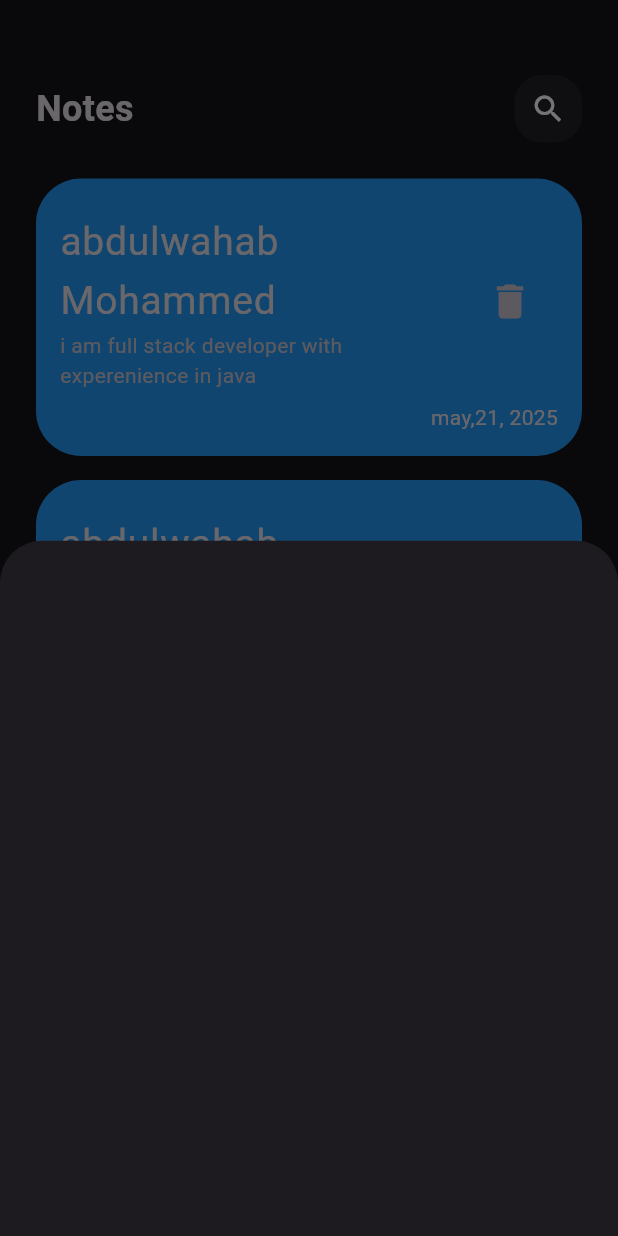
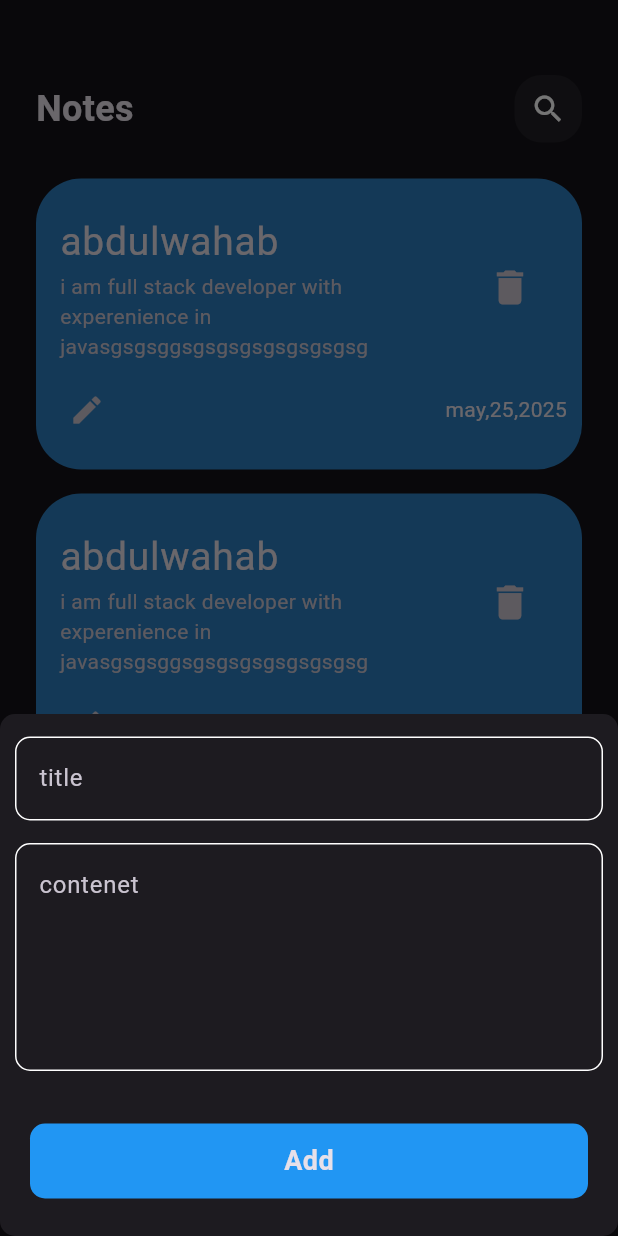
Before and after one commit to Abdal-wahab-dev/notes_app, a Flutter app: the screen it shows after launch, after a tap on the "add" icon, on a phone screen of 412 x 824 dp. Run offline on Flutter 3.47's test engine with Material 3 defaults, Android fonts, the phone set to English and light mode, and no system bars.

Commit message:
done notes Ui

```diff
--- a/lib/main.dart
+++ b/lib/main.dart
@@ -12,6 +12,7 @@ class notes_app extends StatelessWidget {
   @override
   Widget build(BuildContext context) {
     return MaterialApp(
+      showSemanticsDebugger: false,
       theme: ThemeData.dark(),
       home: const NotesViews(),
     );
--- a/lib/views/notes_views.dart
+++ b/lib/views/notes_views.dart
@@ -1,5 +1,6 @@
 import 'package:flutter/material.dart';
 import 'package:note_app/main.dart';
+import 'package:note_app/views/widget/NotesTextFailed.dart';
 import 'package:note_app/views/widget/notes_body.dart';
 
 class NotesViews extends StatelessWidget {
@@ -8,12 +9,19 @@ class NotesViews extends StatelessWidget {
   @override
   Widget build(BuildContext context) {
     return Scaffold(
-      floatingActionButton: FloatingActionButton(onPressed: (){
-        showModalBottomSheet(context: context, builder: (context){
-          return AddNotes();
+      floatingActionButton: FloatingActionButton
+       (
+        backgroundColor: Colors.white,
+        onPressed: (){
+        showModalBottomSheet(
+          shape: RoundedRectangleBorder(
+            borderRadius: BorderRadius.circular(10)
+          ),
+          context: context, builder: (context){
+          return const AddNotes();
         });
       },
-       child: const Icon(Icons.add),),
+       child: const Icon(Icons.add,color: Colors.black,),),
       body: const NotesBody()
     );
 
@@ -24,6 +32,44 @@ class AddNotes extends StatelessWidget {
 
   @override
   Widget build(BuildContext context) {
-    return Container();
+    return const Padding(
+      padding:  EdgeInsets.symmetric(horizontal: 10,vertical: 15),
+      child: SingleChildScrollView(
+        child: Column(
+
+          children: [
+            TextFailedNotes(
+            hint:   "title"
+            ),
+            SizedBox(height: 15,),
+            TextFailedNotes(hint: "contenet",maxline: 5,),
+            SizedBox(height: 25,),
+            CustomBotton()
+          ],
+        ),
+      ),
+    );
+}}
+
+
+class CustomBotton extends StatelessWidget {
+  const CustomBotton({super.key});
+
+  @override
+  Widget build(BuildContext context) {
+    return Container(
+      margin: const EdgeInsets.all(10),
+      width: MediaQuery.of(context).size.width,
+      height: 50,
+      decoration: BoxDecoration(
+        color: Colors.blue,
+        borderRadius: BorderRadius.circular(10),
+      ),
+      child: const Center(
+        child: Text("Add",
+        style: TextStyle(fontWeight: FontWeight.bold,fontSize: 18.0),
+        ),
+      ),
+    );
   }
 }
--- /dev/null
+++ b/lib/views/widget/NotesTextFailed.dart
@@ -0,0 +1,27 @@
+import 'package:flutter/material.dart';
+
+class TextFailedNotes extends StatelessWidget {
+  const TextFailedNotes({super.key, required this.hint,  this.maxline=1});
+ final String hint;
+ final int maxline;
+  @override
+  Widget build(BuildContext context) {
+    return  TextField(
+      maxLines: maxline,
+      decoration: InputDecoration(
+      hintText: hint,
+      enabledBorder:buildBorder(),
+        border: buildBorder(),
+        focusedBorder: buildBorder(),
+      ),
+    );
+  }
+  OutlineInputBorder buildBorder(){
+    return OutlineInputBorder(
+      borderRadius: BorderRadius.circular(10),
+      borderSide: const BorderSide(
+        color: Colors.white
+      )
+    );
+  }
+}
--- a/lib/views/widget/nodeItems.dart
+++ b/lib/views/widget/nodeItems.dart
@@ -1,4 +1,5 @@
 import 'package:flutter/material.dart';
+import 'package:note_app/views/widget/edite_node_body.dart';
 
 
 class notesItem extends StatelessWidget {
@@ -9,20 +10,31 @@ class notesItem extends StatelessWidget {
     return Container(
       padding: EdgeInsets.only(top: 15,bottom: 16),
       decoration: BoxDecoration(
-        color: Colors.blue,
+        color: Color.fromARGB(255, 43, 124, 190),
         borderRadius: BorderRadius.circular(30)
       ),
       child: Column(
        crossAxisAlignment: CrossAxisAlignment.end,
         children: [
           ListTile(
-            title: Text("abdulwahab Mohammed",style: TextStyle(fontSize: 26),),
-            subtitle: Text("i am full stack developer with experenience in java"),
-            trailing: IconButton(onPressed: (){}, icon: Icon(Icons.delete,size: 30.0,)),
+            title: Text("abdulwahab ",style: TextStyle(fontSize: 26),),
+            subtitle: Text("i am full stack developer with experenience in javasgsgsggsgsgsgsgsgsgsgsg "),
+            trailing:
+                IconButton(onPressed: (){}, icon: Icon(Icons.delete,size: 30.0,)),
+
           ),
-           Padding(
-             padding: const EdgeInsets.only( right: 16.0),
-             child: Text("may,21, 2025",),
+           Row(
+            children: [
+               Padding(
+                 padding: const EdgeInsets.only(left: 10),
+                 child: IconButton(onPressed: (){
+                  Navigator.of(context).push(MaterialPageRoute(builder: (context)=>EditeNodeBody()));
+                 }, icon: Icon(Icons.edit)),
+               ),
+               Spacer(),
+               Text("may,25,2025"),
+               SizedBox(width: 10,)
+            ],
            )
            ],
       ),
--- a/lib/views/widget/notes_appbar.dart
+++ b/lib/views/widget/notes_appbar.dart
@@ -2,13 +2,14 @@ import 'package:flutter/material.dart';
 import 'package:flutter/widgets.dart';
 
 class NotesAppbar extends StatelessWidget {
-  const NotesAppbar({super.key});
-
+  const NotesAppbar({super.key, required this.title, required this.icon});
+ final String title;
+ final IconData icon;
   @override
   Widget build(BuildContext context) {
     return  Row(
       children: [
-        Text("Notes",style: TextStyle(fontSize: 24.0,fontWeight: FontWeight.bold),),
+        Text("$title",style: TextStyle(fontSize: 24.0,fontWeight: FontWeight.bold),),
         Spacer(),
         Container(
           width: 45.0,
@@ -18,7 +19,7 @@ class NotesAppbar extends StatelessWidget {
             borderRadius: BorderRadius.circular(18)
           ),
           child: Center(
-            child: Icon(Icons.search),
+            child: Icon(icon),
           ),
         )
 
--- a/lib/views/widget/notes_body.dart
+++ b/lib/views/widget/notes_body.dart
@@ -14,7 +14,7 @@ class NotesBody extends StatelessWidget {
 
          children:   [
        SizedBox(height: 50.0,),
-      NotesAppbar(),
+      NotesAppbar(title: "Notes",icon: Icons.search,),
       Expanded(child: notesListView())
          ],
       ),
@@ -33,7 +33,7 @@ class notesListView extends StatelessWidget {
         itemBuilder: (context,index){
         return Padding(
           padding: const EdgeInsets.symmetric(vertical:  8.0),
-          child: const notesItem(),
+          child: notesItem(),
         );
       }),
     );
--- a/pubspec.yaml
+++ b/pubspec.yaml
@@ -35,11 +35,14 @@ dependencies:
   # The following adds the Cupertino Icons font to your application.
   # Use with the CupertinoIcons class for iOS style icons.
   cupertino_icons: ^1.0.6
+  hive_flutter: ^1.1.0
+  hive: ^2.2.3
 
 dev_dependencies:
   flutter_test:
     sdk: flutter
-
+  hive_generator: ^2.0.0
+  build_runner: ^2.3.2
   # The "flutter_lints" package below contains a set of recommended lints to
   # encourage good coding practices. The lint set provided by the package is
   # activated in the `analysis_options.yaml` file located at the root of your
```
Also changed, not shown: lib/models/notes_model.dart (added, +15 -0 lines), lib/views/edite_nodes_veiw.dart (added, +13 -0 lines), lib/views/widget/edite_node_body.dart (added, +25 -0 lines), pubspec.lock, 1 other file.
